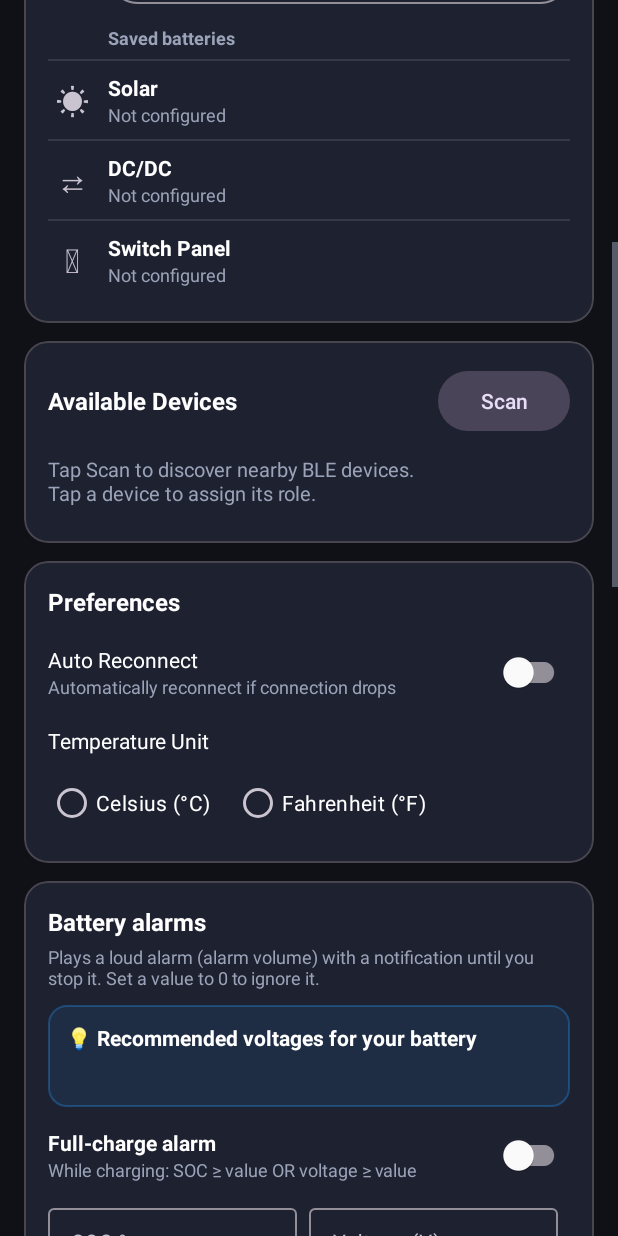
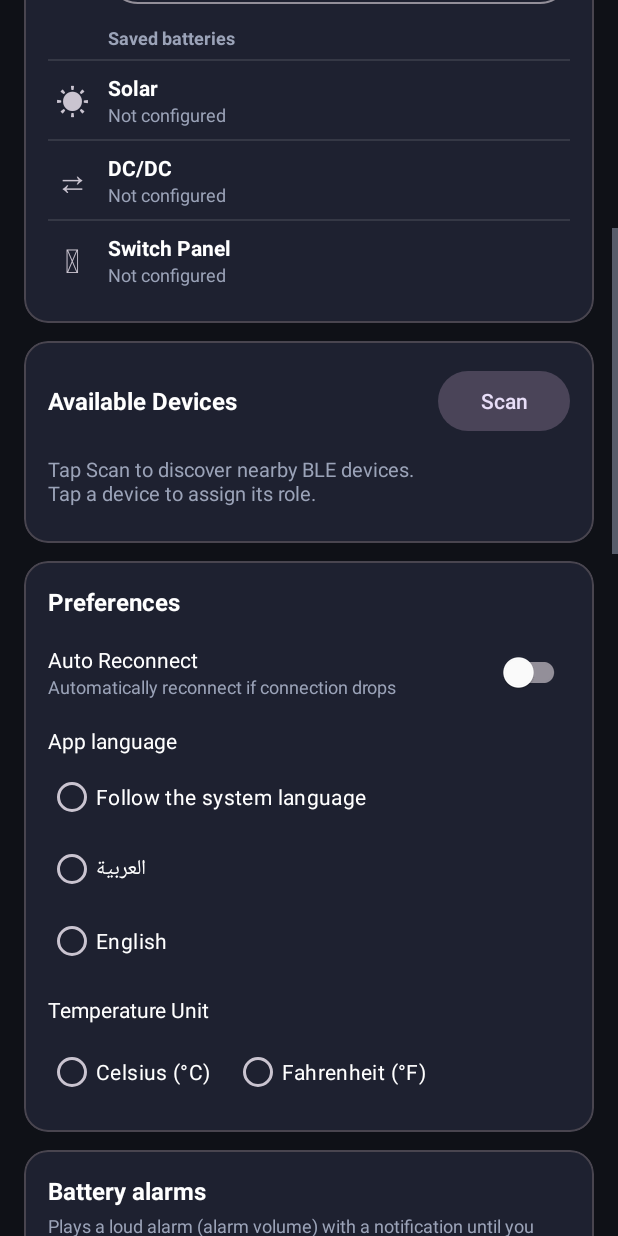
Before and after one commit to SalehGNUTUX/GT-BMS, an Android app: the layout fragment_settings.xml on its own in the app's theme, with its tools: preview values and no code run, scrolled down 576 dp, on a phone screen of 412 x 824 dp. Run offline under Robolectric (Android 15) with nearby library versions, the phone set to English and light mode, and no system bars.

Commit message:
GT-BMS 1.3.0-beta.2: لغة التطبيق، وإصلاحات العرض
- لغة التطبيق في التفضيلات: حسب النظام (افتراضياً) أو العربية أو الإنجليزية، عبر لغات
  التطبيق في AndroidX؛ والخدمات تتبعها أيضاً على أندرويد ما قبل 13.
- «الدورات المتبقية» أرقاماً فقط (≈ 2998 / 3000) فلا ينقلب ترتيبها في العربية.
- نص «لا توجد بيانات» في الرسوم البيانية بلغة التطبيق.

```diff
--- a/app/build.gradle
+++ b/app/build.gradle
@@ -23,8 +23,8 @@ android {
         applicationId "com.gnutux.gtbms"
         minSdk 26
         targetSdk 34
-        versionCode 4
-        versionName "1.3.0-beta.1"
+        versionCode 5
+        versionName "1.3.0-beta.2"
         testInstrumentationRunner "androidx.test.runner.AndroidJUnitRunner"
 
         buildConfigField "String", "BUILD_DATE", "\"${versionName}\""
--- a/app/src/main/java/com/vanaccess/bms/ble/BleService.kt
+++ b/app/src/main/java/com/vanaccess/bms/ble/BleService.kt
@@ -27,6 +27,11 @@ import com.vanaccess.bms.ui.MainActivity
 import java.util.UUID
 
 class BleService : LifecycleService() {
+
+    // Notifications and alarm texts in the language chosen in Settings (Android < 13)
+    override fun attachBaseContext(base: android.content.Context) {
+        super.attachBaseContext(com.vanaccess.bms.data.AppLanguage.wrap(base))
+    }
 
     companion object {
         const val CHANNEL_ID = "gt_bms_ble"
--- a/app/src/main/java/com/vanaccess/bms/ui/battery/BatteryScreen.kt
+++ b/app/src/main/java/com/vanaccess/bms/ui/battery/BatteryScreen.kt
@@ -417,6 +417,7 @@ class BatteryScreen(
             xAxis.textSize = 9f
             xAxis.setDrawGridLines(false)
             xAxis.granularity = 1f
+            setNoDataText(fragment.getString(R.string.chart_no_data))
             setNoDataTextColor(cGrey)
         }
     }
--- a/app/src/main/java/com/vanaccess/bms/ui/battery/ReportsView.kt
+++ b/app/src/main/java/com/vanaccess/bms/ui/battery/ReportsView.kt
@@ -221,6 +221,7 @@ class ReportsView(private val fragment: Fragment, private val b: FragmentBattery
 
     private fun loadChart(chart: LineChart, s: Session) {
         chart.description.isEnabled = false
+        chart.setNoDataText(fragment.getString(R.string.chart_no_data))
         chart.setNoDataTextColor(cGrey)
         chart.legend.textColor = cGrey
         chart.xAxis.textColor = cGrey
@@ -324,6 +325,7 @@ class ReportsView(private val fragment: Fragment, private val b: FragmentBattery
 
     private fun styleChart(chart: LineChart) {
         chart.description.isEnabled = false
+        chart.setNoDataText(fragment.getString(R.string.chart_no_data))
         chart.setNoDataTextColor(cGrey)
         chart.legend.textColor = cGrey
         chart.xAxis.textColor = cGrey
--- a/app/src/main/java/com/vanaccess/bms/update/UpdateService.kt
+++ b/app/src/main/java/com/vanaccess/bms/update/UpdateService.kt
@@ -114,6 +114,11 @@ object UpdateChecker {
  * system installer.
  */
 class UpdateService : Service() {
+
+    // Notifications and alarm texts in the language chosen in Settings (Android < 13)
+    override fun attachBaseContext(base: android.content.Context) {
+        super.attachBaseContext(com.vanaccess.bms.data.AppLanguage.wrap(base))
+    }
 
     @Volatile private var cancelRequested = false
     @Volatile private var busy = false
--- a/app/src/main/res/layout/fragment_settings.xml
+++ b/app/src/main/res/layout/fragment_settings.xml
@@ -649,6 +649,43 @@
                         android:layout_width="wrap_content"
                         android:layout_height="wrap_content" />
                 </LinearLayout>
+
+                <!-- App language: system (default) / Arabic / English -->
+                <TextView
+                    android:text="@string/lang_title"
+                    android:textColor="@color/text_primary"
+                    android:textSize="14sp"
+                    android:layout_width="wrap_content"
+                    android:layout_height="wrap_content"
+                    android:layout_marginBottom="4dp" />
+
+                <RadioGroup
+                    android:id="@+id/radio_group_lang"
+                    android:layout_width="match_parent"
+                    android:layout_height="wrap_content"
+                    android:layout_marginBottom="12dp">
+
+                    <RadioButton
+                        android:id="@+id/radio_lang_system"
+                        android:layout_width="wrap_content"
+                        android:layout_height="wrap_content"
+                        android:text="@string/lang_system"
+                        android:textColor="@color/text_primary" />
+
+                    <RadioButton
+                        android:id="@+id/radio_lang_ar"
+                        android:layout_width="wrap_content"
+                        android:layout_height="wrap_content"
+                        android:text="العربية"
+                        android:textColor="@color/text_primary" />
+
+                    <RadioButton
+                        android:id="@+id/radio_lang_en"
+                        android:layout_width="wrap_content"
+                        android:layout_height="wrap_content"
+                        android:text="English"
+                        android:textColor="@color/text_primary" />
+                </RadioGroup>
 
                 <!-- Temperature Unit -->
                 <TextView
--- a/app/src/main/res/values/strings_v13.xml
+++ b/app/src/main/res/values/strings_v13.xml
@@ -46,7 +46,7 @@
     <string name="levels_last_deep" formatted="false">Last deep discharge</string>
     <string name="levels_never" formatted="false">—</string>
     <string name="cycles_left">Remaining cycles (estimate)</string>
-    <string name="cycles_left_val">≈ %1$d of %2$d</string>
+    <string name="cycles_left_val">≈ %1$d / %2$d</string>
     <string name="cycle_life">Rated cycle life (cycles)</string>
     <string name="cycle_life_desc">From the battery datasheet. Typical: LiFePO₄ 3000, Li-ion 800. Used only for the remaining-cycles estimate.</string>
     <string name="vehicle_etrike">Electric tricycle / cargo</string>
@@ -59,4 +59,7 @@
     <string name="tone_delta">Cell difference (under load)</string>
     <string name="tone_pick">Choose alarm tone</string>
     <string name="tone_none">(default)</string>
+    <string name="chart_no_data">No data yet — a point is recorded every 10 minutes while the battery is connected.</string>
+    <string name="lang_title">App language</string>
+    <string name="lang_system">Follow the system language</string>
 </resources>
```
Also changed, not shown: app/src/main/AndroidManifest.xml (+9 -0 lines), app/src/main/java/com/vanaccess/bms/data/AppLanguage.kt (added, +34 -0 lines), app/src/main/java/com/vanaccess/bms/ui/settings/SettingsFragment.kt (+17 -0 lines), 2 other files.
